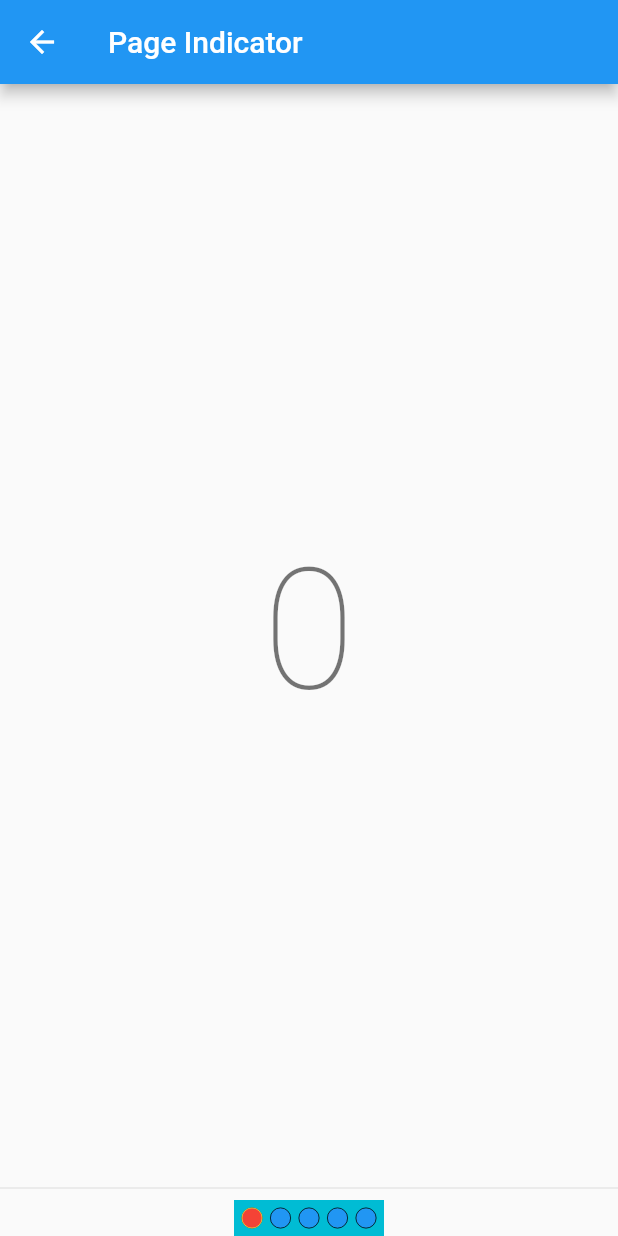
After one commit to mrverdant13/flutter_ui, a Flutter app: the screen it shows after launch, after a tap on "Page Indicator", on a phone screen of 412 x 824 dp. The commit adds this screen. Run offline on Flutter 3.47's test engine with Material 2 defaults, Android fonts, the phone set to English and light mode, and no system bars.

Commit message:
feat: implement widget-based page indicator

```diff
--- a/lib/main.dart
+++ b/lib/main.dart
@@ -1,5 +1,6 @@
 import 'package:flutter/material.dart';
 
+import 'page_indicator/screen.dart';
 import 'text_scroller/screen.dart';
 
 void main() => runApp(
@@ -21,6 +22,7 @@ class _Home extends StatelessWidget {
 
   static const _routes = {
     'Text Scroller': const TextScrollerScreen(),
+    'Page Indicator': const PageIndicatorScreen(),
   };
 
   @override
@@ -33,6 +35,7 @@ class _Home extends StatelessWidget {
         crossAxisCount: MediaQuery.of(context).size.width ~/ 200,
         childAspectRatio: 2,
         padding: const EdgeInsets.all(30.0),
+        crossAxisSpacing: 30.0,
         children: [
           ..._routes.keys.map(
             (routeName) => ElevatedButton(
--- /dev/null
+++ b/lib/page_indicator/screen.dart
@@ -0,0 +1,237 @@
+import 'package:flutter/material.dart';
+
+class PageIndicatorScreen extends StatefulWidget {
+  const PageIndicatorScreen({
+    Key? key,
+  }) : super(key: key);
+
+  @override
+  _PageIndicatorScreenState createState() => _PageIndicatorScreenState();
+}
+
+class _PageIndicatorScreenState extends State<PageIndicatorScreen> {
+  late final PageController _pageController;
+
+  @override
+  void initState() {
+    super.initState();
+    _pageController = PageController(
+      initialPage: 0,
+    );
+  }
+
+  static const _pagesCount = 5;
+  static const _laggingOffset = 0.5;
+  static const _dotOuterRadius = 7.0;
+  static const _dotInnerRadius = 6.5;
+  static const _dotSeparation = 5.0;
+
+  @override
+  Widget build(BuildContext context) => Scaffold(
+        appBar: AppBar(
+          title: const Text('Page Indicator'),
+        ),
+        body: Column(
+          children: [
+            Expanded(
+              child: PageView(
+                controller: _pageController,
+                physics: const BouncingScrollPhysics(
+                  parent: AlwaysScrollableScrollPhysics(),
+                ),
+                children: List.generate(
+                  _pagesCount,
+                  (pageIdx) => Center(
+                    child: Text(
+                      '$pageIdx',
+                      style: Theme.of(context).textTheme.headline1,
+                    ),
+                  ),
+                ),
+              ),
+            ),
+            const Divider(),
+            Container(
+              color: Colors.cyan,
+              child: _PageIndicator(
+                pagesCount: _pagesCount,
+                laggingOffset: _laggingOffset,
+                dotOuterRadius: _dotOuterRadius,
+                dotInnerRadius: _dotInnerRadius,
+                dotsSeparation: _dotSeparation,
+                pageController: _pageController,
+              ),
+            ),
+          ],
+        ),
+      );
+}
+
+class _PageIndicator extends StatelessWidget {
+  const _PageIndicator({
+    Key? key,
+    required this.pagesCount,
+    required this.laggingOffset,
+    required this.dotOuterRadius,
+    required this.dotInnerRadius,
+    required this.dotsSeparation,
+    required this.pageController,
+  }) : super(key: key);
+
+  final int pagesCount;
+  final double laggingOffset;
+  final double dotOuterRadius;
+  final double dotInnerRadius;
+  final double dotsSeparation;
+  final PageController pageController;
+
+  double get dotOuterDiameter => dotOuterRadius * 2;
+  double get dotBorderWidth => dotOuterRadius - dotInnerRadius;
+  double get totalWidth =>
+      pagesCount * dotOuterDiameter + (pagesCount + 1) * dotsSeparation;
+
+  double get pageTransitionValue => pageController.page ?? 0.0;
+  int get pageNumber => pageTransitionValue.toInt();
+  double get progressBetweenPages => pageTransitionValue % 1.0;
+
+  double get indicatorLeftPosition =>
+      dotsSeparation +
+      pageNumber * (dotsSeparation + dotOuterDiameter) +
+      ((progressBetweenPages - laggingOffset).clamp(0.0, 1.0) /
+              (1.0 - laggingOffset)) *
+          (dotsSeparation + dotOuterDiameter);
+  double get indicatorRightPosition =>
+      (pageNumber + 1) * (dotsSeparation + dotOuterDiameter) +
+      (progressBetweenPages / (1.0 - laggingOffset)).clamp(0.0, 1.0) *
+          (dotsSeparation + dotOuterDiameter);
+
+  @override
+  Widget build(BuildContext context) => SizedBox(
+        height: (dotOuterRadius + dotsSeparation) * 2,
+        width: totalWidth,
+        child: Stack(
+          alignment: Alignment.center,
+          children: [
+            Row(
+              children: [
+                _Separator(side: dotsSeparation),
+                ...List.generate(
+                  pagesCount,
+                  (pageIdx) => GestureDetector(
+                    onTap: () => pageController.animateToPage(
+                      pageIdx,
+                      duration: const Duration(milliseconds: 800),
+                      curve: Curves.elasticOut,
+                    ),
+                    child: _PageDot(
+                      indicatorBorderWidth: dotBorderWidth,
+                      indicatorOuterDiameter: dotOuterDiameter,
+                      fillColor: Colors.blue,
+                      borderColor: Colors.black,
+                    ),
+                  ),
+                ).expand(
+                  (indicatorDot) => [
+                    indicatorDot,
+                    _Separator(side: dotsSeparation),
+                  ],
+                ),
+              ],
+            ),
+            AnimatedBuilder(
+              animation: pageController,
+              builder: (context, child) => Positioned(
+                left: indicatorLeftPosition,
+                width: indicatorRightPosition - indicatorLeftPosition,
+                child: _ActivePageDot(
+                  borderRadius: dotOuterRadius,
+                  borderWidth: dotBorderWidth,
+                  fillColor: Colors.red,
+                  borderColor: Colors.yellow,
+                ),
+              ),
+            ),
+          ],
+        ),
+      );
+}
+
+class _Separator extends StatelessWidget {
+  const _Separator({
+    Key? key,
+    required this.side,
+  }) : super(key: key);
+
+  final double side;
+  @override
+  Widget build(BuildContext context) => SizedBox(
+        height: side,
+        width: side,
+      );
+}
+
+class _PageDot extends StatelessWidget {
+  const _PageDot({
+    Key? key,
+    required this.indicatorBorderWidth,
+    required this.indicatorOuterDiameter,
+    required this.fillColor,
+    required this.borderColor,
+  }) : super(key: key);
+
+  final double indicatorBorderWidth;
+  final double indicatorOuterDiameter;
+  final Color fillColor;
+  final Color borderColor;
+
+  @override
+  Widget build(BuildContext context) => DecoratedBox(
+        decoration: ShapeDecoration(
+          color: fillColor,
+          shape: CircleBorder(
+            side: BorderSide(
+              width: indicatorBorderWidth,
+              color: borderColor,
+            ),
+          ),
+        ),
+        child: SizedBox(
+          width: indicatorOuterDiameter,
+          height: indicatorOuterDiameter,
+        ),
+      );
+}
+
+class _ActivePageDot extends StatelessWidget {
+  const _ActivePageDot({
+    Key? key,
+    required this.borderRadius,
+    required this.borderWidth,
+    required this.fillColor,
+    required this.borderColor,
+  }) : super(key: key);
+
+  final double borderRadius;
+  final double borderWidth;
+  final Color fillColor;
+  final Color borderColor;
+
+  @override
+  Widget build(BuildContext context) {
+    return DecoratedBox(
+      decoration: ShapeDecoration(
+        color: fillColor,
+        shape: RoundedRectangleBorder(
+          borderRadius: BorderRadius.circular(borderRadius),
+          side: BorderSide(
+            width: borderWidth,
+            color: borderColor,
+          ),
+        ),
+      ),
+      child: SizedBox(
+        height: borderRadius * 2,
+      ),
+    );
+  }
+}
```
